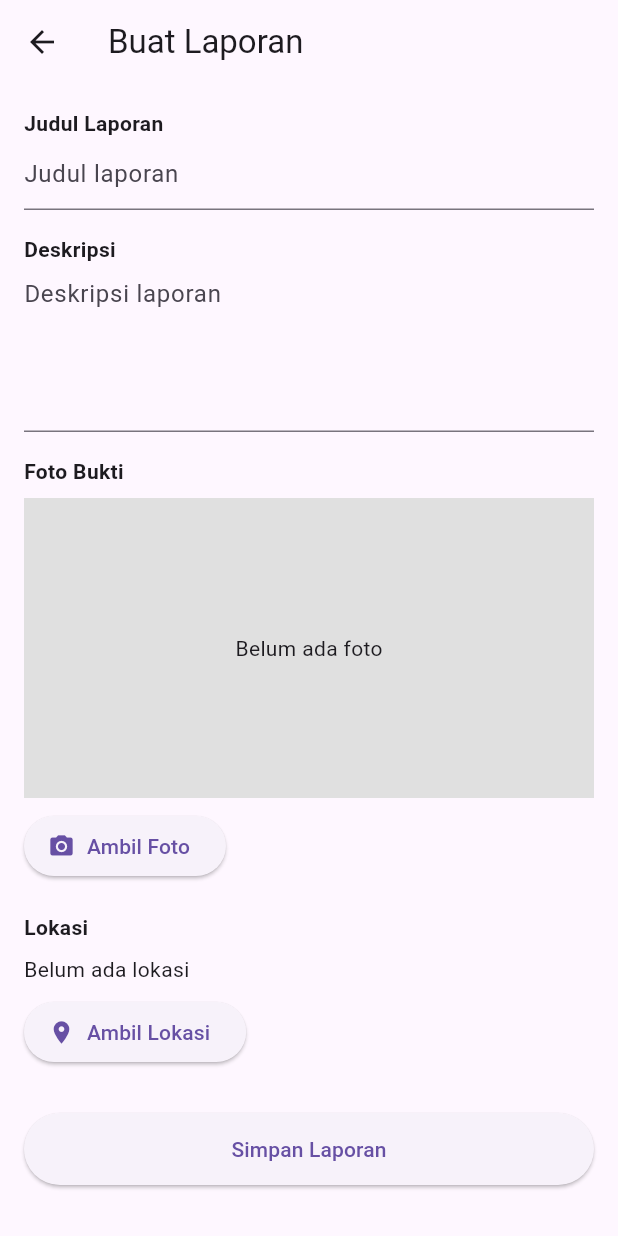
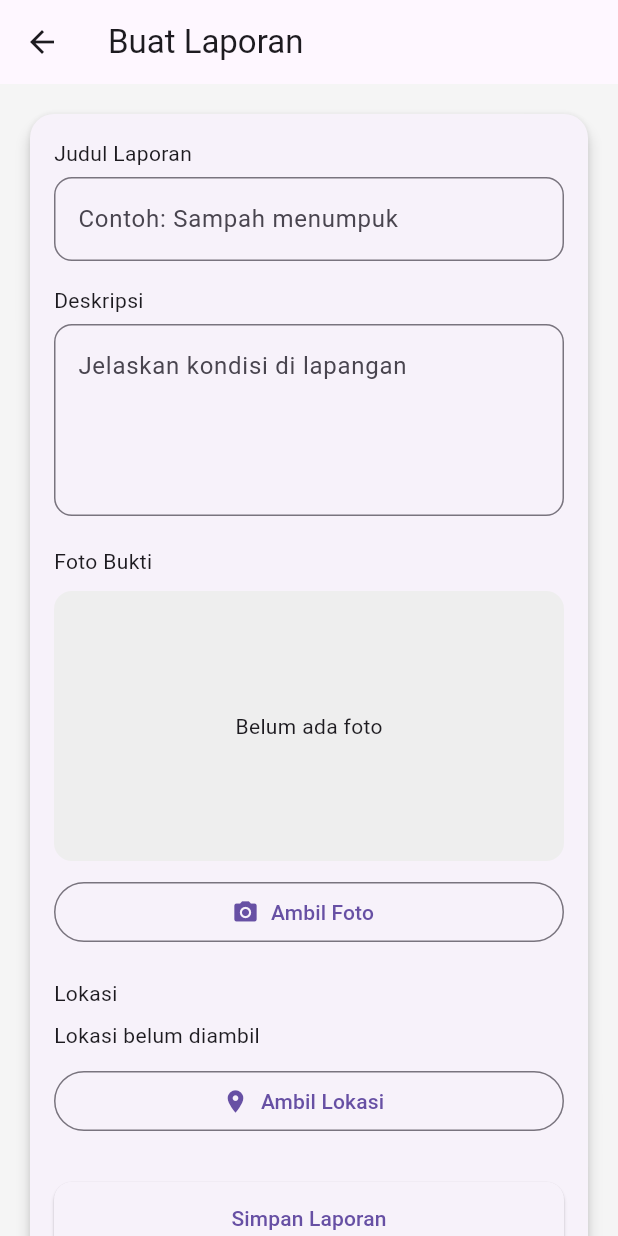
Before and after one commit to Intan-annisa/EcoPatrol, a Flutter app: the FormReportScreen screen opened directly, on a phone screen of 412 x 824 dp. Run offline on Flutter 3.47's test engine with Material 3 defaults, Android fonts, the light colour scheme and no system bars; our stand-ins replace firebase_core, firebase_database, flutter_riverpod, geolocator, image_picker, permission_handler and 1 more; accounts and stored records are empty.

Commit message:
vio ngedit di buat laporan

```diff
--- a/lib/screens/form_report_screen.dart
+++ b/lib/screens/form_report_screen.dart
@@ -33,24 +33,15 @@ class _FormReportScreenState extends State<FormReportScreen> {
   }
 
   Future<void> _getLocation() async {
-    if (_loadingLocation) return;
-
     setState(() => _loadingLocation = true);
 
-    try {
     final pos = await LocationService.getCurrentLocation();
 
     setState(() {
       latitude = pos.latitude;
       longitude = pos.longitude;
+      _loadingLocation = false;
     });
-    } catch (e) {
-      ScaffoldMessenger.of(context).showSnackBar(
-        SnackBar(content: Text(e.toString())),
-      );
-    } finally {
-      setState(() => _loadingLocation = false);
-    }
   }
 
   Future<void> _saveReport() async {
@@ -86,70 +77,99 @@ class _FormReportScreenState extends State<FormReportScreen> {
   @override
   Widget build(BuildContext context) {
     return Scaffold(
+      backgroundColor: Colors.grey[100],
       appBar: AppBar(title: const Text("Buat Laporan")),
       body: SingleChildScrollView(
+        padding: const EdgeInsets.all(16),
+        child: Card(
+          elevation: 4,
+          shape: RoundedRectangleBorder(
+            borderRadius: BorderRadius.circular(16),
+          ),
+          child: Padding(
             padding: const EdgeInsets.all(16),
             child: Column(
               crossAxisAlignment: CrossAxisAlignment.start,
               children: [
 
-            const Text("Judul Laporan", style: TextStyle(fontWeight: FontWeight.bold)),
+                const Text("Judul Laporan"),
+                const SizedBox(height: 6),
                 TextField(
                   controller: _titleController,
-              decoration: const InputDecoration(hintText: "Judul laporan"),
+                  decoration: InputDecoration(
+                    hintText: "Contoh: Sampah menumpuk",
+                    border: OutlineInputBorder(
+                      borderRadius: BorderRadius.circular(12),
+                    ),
+                  ),
                 ),
 
                 const SizedBox(height: 16),
 
-            const Text("Deskripsi", style: TextStyle(fontWeight: FontWeight.bold)),
+                const Text("Deskripsi"),
+                const SizedBox(height: 6),
                 TextField(
                   controller: _descController,
                   maxLines: 4,
-              decoration: const InputDecoration(hintText: "Deskripsi laporan"),
+                  decoration: InputDecoration(
+                    hintText: "Jelaskan kondisi di lapangan",
+                    border: OutlineInputBorder(
+                      borderRadius: BorderRadius.circular(12),
                     ),
-
-            const SizedBox(height: 16),
-
-            const Text("Foto Bukti", style: TextStyle(fontWeight: FontWeight.bold)),
-            const SizedBox(height: 8),
-
-            imageFile == null
-                ? Container(
-              height: 200,
-              width: double.infinity,
-              color: Colors.grey[300],
-              child: const Center(child: Text("Belum ada foto")),
-            )
-                : Image.file(imageFile!, height: 200),
-
-            const SizedBox(height: 8),
-
-            ElevatedButton.icon(
-              onPressed: _pickImage,
-              icon: const Icon(Icons.camera_alt),
-              label: const Text("Ambil Foto"),
+                  ),
                 ),
 
                 const SizedBox(height: 20),
 
-            const Text("Lokasi", style: TextStyle(fontWeight: FontWeight.bold)),
+                const Text("Foto Bukti"),
+                const SizedBox(height: 10),
+                Container(
+                  height: 180,
+                  width: double.infinity,
+                  decoration: BoxDecoration(
+                    color: Colors.grey[200],
+                    borderRadius: BorderRadius.circular(12),
+                  ),
+                  child: imageFile == null
+                      ? const Center(child: Text("Belum ada foto"))
+                      : ClipRRect(
+                    borderRadius: BorderRadius.circular(12),
+                    child: Image.file(imageFile!, fit: BoxFit.cover),
+                  ),
+                ),
+
+                const SizedBox(height: 10),
+
+                SizedBox(
+                  width: double.infinity,
+                  child: OutlinedButton.icon(
+                    icon: const Icon(Icons.camera_alt),
+                    label: const Text("Ambil Foto"),
+                    onPressed: _pickImage,
+                  ),
+                ),
+
+                const SizedBox(height: 20),
+
+                const Text("Lokasi"),
                 const SizedBox(height: 8),
 
                 _loadingLocation
                     ? const Center(child: CircularProgressIndicator())
-                : latitude == null
-                ? const Text("Belum ada lokasi")
                     : Text(
-              "Latitude : $latitude\nLongitude: $longitude",
+                  latitude == null
+                      ? "Lokasi belum diambil"
+                      : "Lat: $latitude\nLong: $longitude",
                 ),
 
-            const SizedBox(height: 8),
+                const SizedBox(height: 10),
 
-            ElevatedButton.icon(
-              onPressed: _loadingLocation ? null : _getLocation,
+                SizedBox(
+                  width: double.infinity,
+                  child: OutlinedButton.icon(
                     icon: const Icon(Icons.location_on),
-              label: Text(
-                _loadingLocation ? "Mengambil lokasi..." : "Ambil Lokasi",
+                    label: const Text("Ambil Lokasi"),
+                    onPressed: _getLocation,
                   ),
                 ),
 
@@ -158,16 +178,21 @@ class _FormReportScreenState extends State<FormReportScreen> {
                 SizedBox(
                   width: double.infinity,
                   child: ElevatedButton(
+                    style: ElevatedButton.styleFrom(
+                      padding: const EdgeInsets.all(14),
+                      shape: RoundedRectangleBorder(
+                        borderRadius: BorderRadius.circular(12),
+                      ),
+                    ),
                     onPressed: _saveReport,
-                child: const Padding(
-                  padding: EdgeInsets.all(14),
-                  child: Text("Simpan Laporan"),
-                ),
+                    child: const Text("Simpan Laporan"),
                   ),
                 ),
               ],
             ),
           ),
+        ),
+      ),
     );
   }
 }
```
Lines whose indentation alone changed are shown as unchanged.
